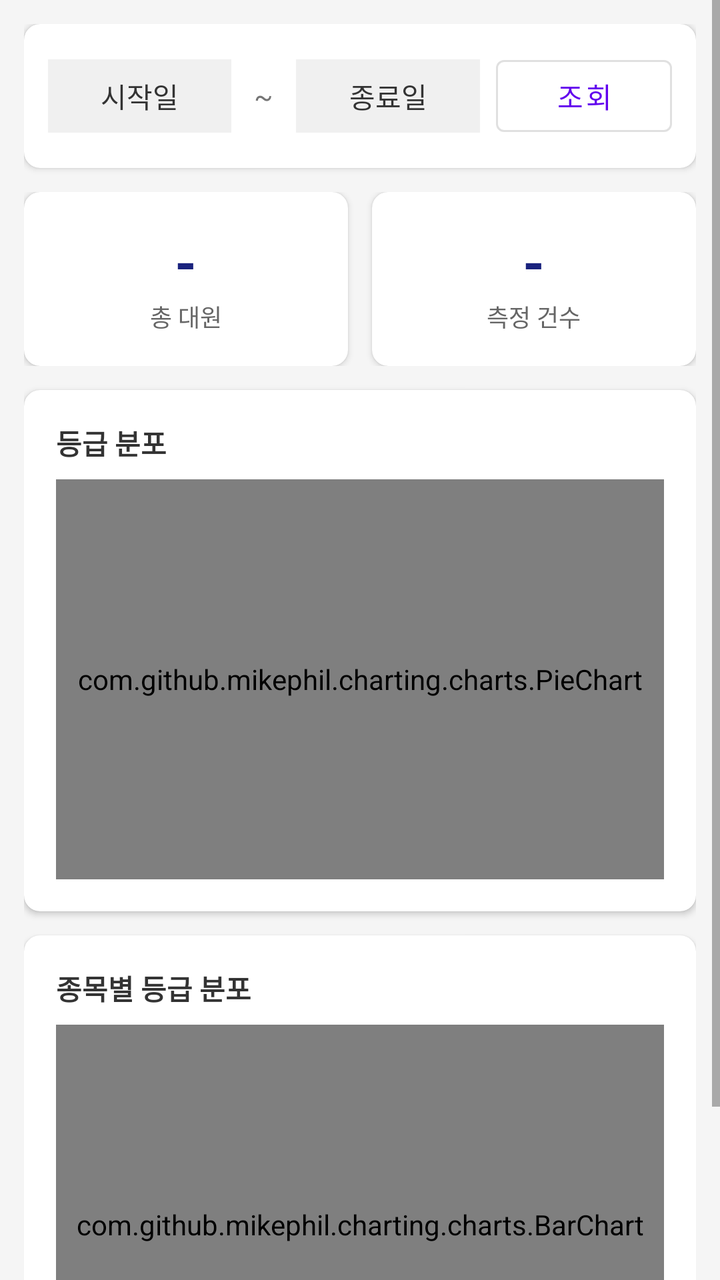
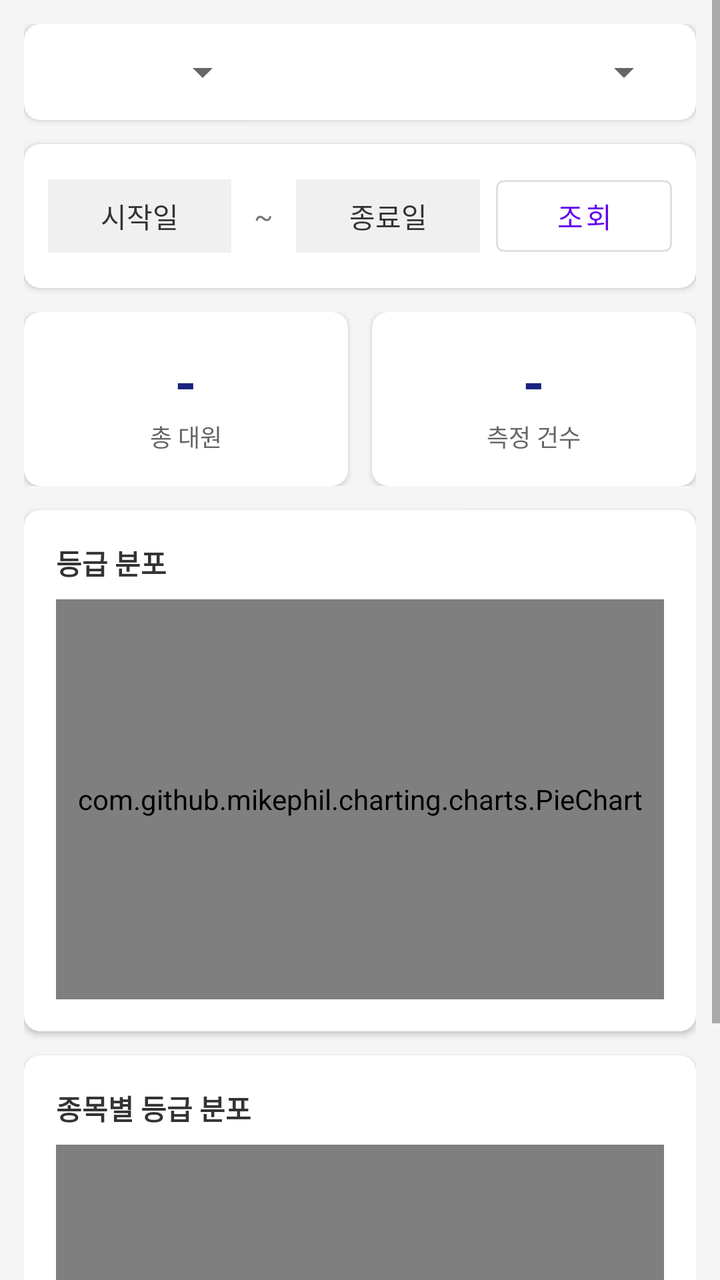

Before-and-after screenshots of an Android layout around one commit, followed by the original layout XML and the change that was made.
<!-- AndroidManifest.xml: application theme Theme.MaterialComponents.Light.NoActionBar -->
<!-- res/layout/fragment_stats.xml -->
<?xml version="1.0" encoding="utf-8"?>
<ScrollView xmlns:android="http://schemas.android.com/apk/res/android"
    xmlns:app="http://schemas.android.com/apk/res-auto"
    android:layout_width="match_parent"
    android:layout_height="match_parent"
    android:background="#F5F5F5">

    <LinearLayout
        android:layout_width="match_parent"
        android:layout_height="wrap_content"
        android:orientation="vertical"
        android:padding="12dp">

        
        <androidx.cardview.widget.CardView
            android:layout_width="match_parent"
            android:layout_height="wrap_content"
            android:layout_marginBottom="12dp"
            app:cardCornerRadius="8dp"
            app:cardElevation="2dp">

            <LinearLayout
                android:layout_width="match_parent"
                android:layout_height="wrap_content"
                android:orientation="horizontal"
                android:padding="12dp"
                android:gravity="center_vertical">

                <TextView
                    android:id="@+id/tvDateFrom"
                    android:layout_width="0dp"
                    android:layout_height="wrap_content"
                    android:layout_weight="1"
                    android:text="시작일"
                    android:padding="8dp"
                    android:background="#F0F0F0"
                    android:gravity="center"
                    android:textColor="#333333"/>

                <TextView
                    android:layout_width="wrap_content"
                    android:layout_height="wrap_content"
                    android:text=" ~ "
                    android:layout_marginHorizontal="8dp"/>

                <TextView
                    android:id="@+id/tvDateTo"
                    android:layout_width="0dp"
                    android:layout_height="wrap_content"
                    android:layout_weight="1"
                    android:text="종료일"
                    android:padding="8dp"
                    android:background="#F0F0F0"
                    android:gravity="center"
                    android:textColor="#333333"/>

                <com.google.android.material.button.MaterialButton
                    android:id="@+id/btnSearch"
                    android:layout_width="wrap_content"
                    android:layout_height="wrap_content"
                    android:text="조회"
                    android:layout_marginStart="8dp"
                    style="@style/Widget.MaterialComponents.Button.OutlinedButton"/>
            </LinearLayout>
        </androidx.cardview.widget.CardView>

        
        <LinearLayout
            android:layout_width="match_parent"
            android:layout_height="wrap_content"
            android:orientation="horizontal"
            android:layout_marginBottom="12dp">

            <androidx.cardview.widget.CardView
                android:layout_width="0dp"
                android:layout_height="wrap_content"
                android:layout_weight="1"
                android:layout_marginEnd="6dp"
                app:cardCornerRadius="8dp"
                app:cardElevation="2dp">

                <LinearLayout
                    android:layout_width="match_parent"
                    android:layout_height="wrap_content"
                    android:orientation="vertical"
                    android:padding="16dp"
                    android:gravity="center">

                    <TextView
                        android:id="@+id/tvMemberCount"
                        android:layout_width="wrap_content"
                        android:layout_height="wrap_content"
                        android:text="-"
                        android:textSize="28sp"
                        android:textStyle="bold"
                        android:textColor="#1A237E"/>

                    <TextView
                        android:layout_width="wrap_content"
                        android:layout_height="wrap_content"
                        android:text="총 대원"
                        android:textSize="12sp"
                        android:textColor="#666666"/>
                </LinearLayout>
            </androidx.cardview.widget.CardView>

            <androidx.cardview.widget.CardView
                android:layout_width="0dp"
                android:layout_height="wrap_content"
                android:layout_weight="1"
                android:layout_marginStart="6dp"
                app:cardCornerRadius="8dp"
                app:cardElevation="2dp">

                <LinearLayout
                    android:layout_width="match_parent"
                    android:layout_height="wrap_content"
                    android:orientation="vertical"
                    android:padding="16dp"
                    android:gravity="center">

                    <TextView
                        android:id="@+id/tvRecordCount"
                        android:layout_width="wrap_content"
                        android:layout_height="wrap_content"
                        android:text="-"
                        android:textSize="28sp"
                        android:textStyle="bold"
                        android:textColor="#1A237E"/>

                    <TextView
                        android:layout_width="wrap_content"
                        android:layout_height="wrap_content"
                        android:text="측정 건수"
                        android:textSize="12sp"
                        android:textColor="#666666"/>
                </LinearLayout>
            </androidx.cardview.widget.CardView>
        </LinearLayout>

        
        <androidx.cardview.widget.CardView
            android:layout_width="match_parent"
            android:layout_height="wrap_content"
            android:layout_marginBottom="12dp"
            app:cardCornerRadius="8dp"
            app:cardElevation="2dp">

            <LinearLayout
                android:layout_width="match_parent"
                android:layout_height="wrap_content"
                android:orientation="vertical"
                android:padding="16dp">

                <TextView
                    android:layout_width="wrap_content"
                    android:layout_height="wrap_content"
                    android:text="등급 분포"
                    android:textSize="14sp"
                    android:textStyle="bold"
                    android:textColor="#333333"
                    android:layout_marginBottom="8dp"/>

                <com.github.mikephil.charting.charts.PieChart
                    android:id="@+id/pieChart"
                    android:layout_width="match_parent"
                    android:layout_height="200dp"/>
            </LinearLayout>
        </androidx.cardview.widget.CardView>

        
        <androidx.cardview.widget.CardView
            android:layout_width="match_parent"
            android:layout_height="wrap_content"
            app:cardCornerRadius="8dp"
            app:cardElevation="2dp">

            <LinearLayout
                android:layout_width="match_parent"
                android:layout_height="wrap_content"
                android:orientation="vertical"
                android:padding="16dp">

                <TextView
                    android:layout_width="wrap_content"
                    android:layout_height="wrap_content"
                    android:text="종목별 등급 분포"
                    android:textSize="14sp"
                    android:textStyle="bold"
                    android:textColor="#333333"
                    android:layout_marginBottom="8dp"/>

                <com.github.mikephil.charting.charts.BarChart
                    android:id="@+id/barChart"
                    android:layout_width="match_parent"
                    android:layout_height="200dp"/>
            </LinearLayout>
        </androidx.cardview.widget.CardView>

    </LinearLayout>
</ScrollView>
<!-- resources referenced by this layout -->
<resources>

</resources>

<!-- the commit's change to res/layout/fragment_stats.xml (unified diff, before → after) -->
@@ -26,16 +26,46 @@
                 android:padding="12dp"
                 android:gravity="center_vertical">
 
+                <Spinner
+                    android:id="@+id/spinnerLevel"
+                    android:layout_width="0dp"
+                    android:layout_height="wrap_content"
+                    android:layout_weight="1"/>
+
+                <Spinner
+                    android:id="@+id/spinnerUnit"
+                    android:layout_width="0dp"
+                    android:layout_height="wrap_content"
+                    android:layout_weight="2"
+                    android:layout_marginStart="8dp"/>
+            </LinearLayout>
+        </androidx.cardview.widget.CardView>
+
+        
+        <androidx.cardview.widget.CardView
+            android:layout_width="match_parent"
+            android:layout_height="wrap_content"
+            android:layout_marginBottom="12dp"
+            app:cardCornerRadius="8dp"
+            app:cardElevation="2dp">
+
+            <LinearLayout
+                android:layout_width="match_parent"
+                android:layout_height="wrap_content"
+                android:orientation="horizontal"
+                android:padding="12dp"
+                android:gravity="center_vertical">
+
                 <TextView
                     android:id="@+id/tvDateFrom"
                     android:layout_width="0dp"
                     android:layout_height="wrap_content"
                     android:layout_weight="1"
-                    android:text="시작일"
-                    android:padding="8dp"
                     android:background="#F0F0F0"
                     android:gravity="center"
-                    android:textColor="#333333"/>
+                    android:padding="8dp"
+                    android:text="시작일"
+                    android:textColor="#333333" />
 
                 <TextView
                     android:layout_width="wrap_content"
